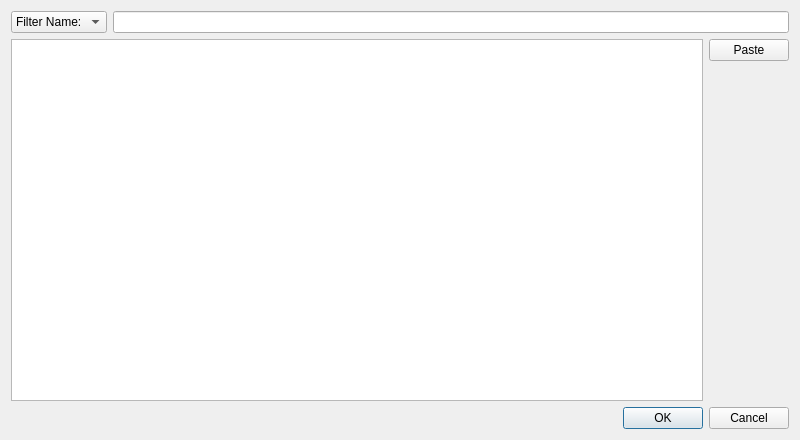
Old version of the form src/Sigil/Form_Files/ClipEditor.ui in the repository Sigil-Ebook/Sigil.
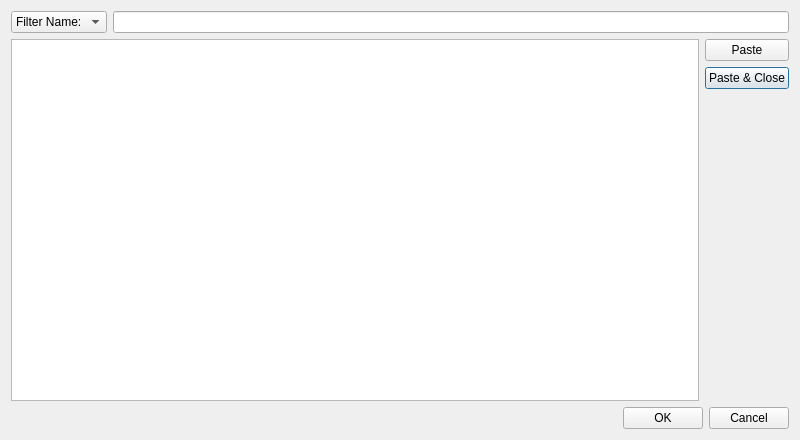
New version of the form. Custom widgets are drawn as their Qt base class.

Commit message: Allow Clip and Search editor to doubleclick to select, add paste, and  paste & close buttons, allow Clip Editor paste to Book View, with Ctrl to insert as html.

Patch:
```diff
--- a/src/Sigil/Form_Files/ClipEditor.ui
+++ b/src/Sigil/Form_Files/ClipEditor.ui
@@ -57,6 +57,20 @@
          </property>
         </widget>
        </item>
+       <item>
+        <widget class="QPushButton" name="PasteAndClose">
+         <property name="toolTip">
+          <string>Paste the selected entry and close the dialog.
+If a group is selected, paste each entry in order.</string>
+         </property>
+         <property name="text">
+          <string>Paste &amp;&amp; Close</string>
+         </property>
+         <property name="default">
+          <bool>true</bool>
+         </property>
+        </widget>
+       </item>
        <item>
         <spacer name="verticalSpacer">
          <property name="orientation">
@@ -78,6 +92,9 @@
     <layout class="QHBoxLayout" name="horizontalLayout_3">
      <item>
       <widget class="QDialogButtonBox" name="buttonBox">
+       <property name="enabled">
+        <bool>true</bool>
+       </property>
        <property name="toolTip">
         <string>Selecting OK will paste the selected text into your document.</string>
        </property>
```
Left out of the diff: 10 changed lines with no effect on the pictures. The commit also changes 9 other files.
